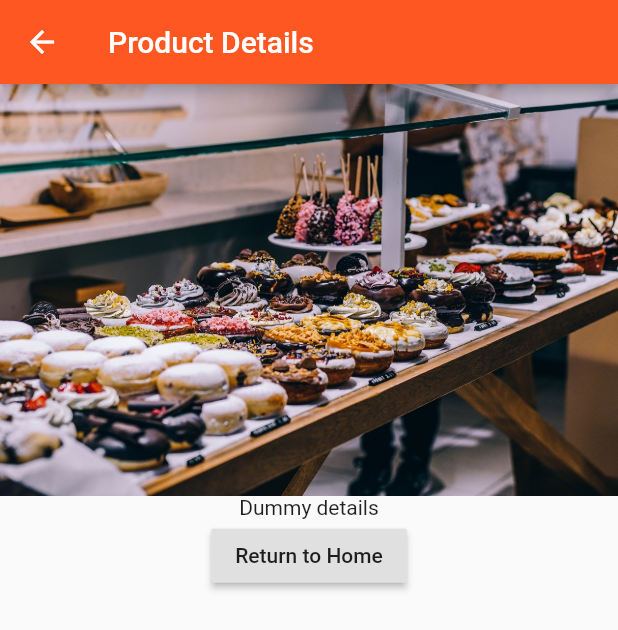
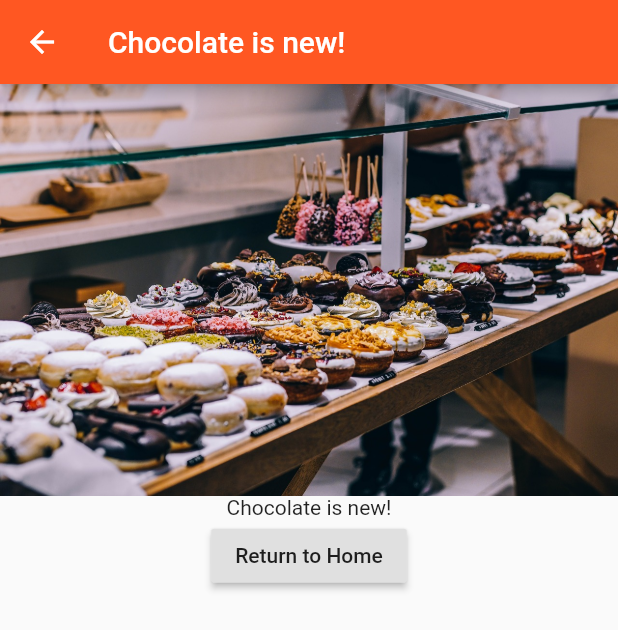
Before and after one commit to arya-aag/rawr, a Flutter app: the screen it shows after launch, after a tap on "Add Product", after a tap on "Details", on a phone screen of 412 x 824 dp. Shown: the top 630 px of the screen. Run offline on Flutter 3.47's test engine with Material 2 defaults, Android fonts, the phone set to English and light mode, and no system bars.

Commit message:
pass data btwn pages

```diff
--- a/rawr/lib/pages/product.dart
+++ b/rawr/lib/pages/product.dart
@@ -1,14 +1,19 @@
 import 'package:flutter/material.dart';
 
 class ProductPage extends StatelessWidget {
+  final String title;
+  final String imagePath;
+
+  ProductPage(this.title, this.imagePath);
+
   Widget build(BuildContext context) {
     return Scaffold(
-      appBar: AppBar(title: Text('Product Details')),
+      appBar: AppBar(title: Text(title)),
       body: Column(
         crossAxisAlignment: CrossAxisAlignment.center,
         children: <Widget>[
-          Image.asset('assets/food.jpg'),
-          Text('Dummy details'),
+          Image.asset(imagePath),
+          Text(title),
           RaisedButton(
               child: Text('Return to Home'),
               onPressed: () => Navigator.pop(context)),
--- a/rawr/lib/product_control.dart
+++ b/rawr/lib/product_control.dart
@@ -10,7 +10,7 @@ class ProductControl extends StatelessWidget {
     return RaisedButton(
       color: Theme.of(context).primaryColor,
       onPressed: () {
-              addProduct('Sweets');
+        addProduct({'title': 'Chocolate is new!', 'image': 'assets/food.jpg'});
       },
       child: Text('Add Product'),
     );
--- a/rawr/lib/product_manager.dart
+++ b/rawr/lib/product_manager.dart
@@ -4,7 +4,7 @@ import './products.dart';
 import './product_control.dart';
 
 class ProductManager extends StatefulWidget {
-  final String startingProduct;
+  final Map<String, String> startingProduct;
 
   ProductManager({this.startingProduct}) {
     // print('[ProductManager Widget] Constructor');
@@ -18,7 +18,7 @@ class ProductManager extends StatefulWidget {
 }
 
 class _ProductManagerState extends State<ProductManager> {
-  List<String> _products = [];
+  List<Map<String, String>> _products = [];
 
   @override
   void initState() {
@@ -35,7 +35,7 @@ class _ProductManagerState extends State<ProductManager> {
     super.didUpdateWidget(oldWidget);
   }
 
-  void _addProduct(String product) {
+  void _addProduct(Map<String, String> product) {
     setState(() {
       _products.add(product);
     });
--- a/rawr/lib/products.dart
+++ b/rawr/lib/products.dart
@@ -3,7 +3,7 @@ import 'package:flutter/material.dart';
 import 'pages/product.dart';
 
 class Products extends StatelessWidget {
-  final List<String> products;
+  final List<Map<String, String>> products;
 
   Products([this.products = const []]) {
     // print('[Products Widget] Constructor');
@@ -13,15 +13,16 @@ class Products extends StatelessWidget {
     return Card(
       child: Column(
         children: <Widget>[
-          Text(products[index]),
-          Image.asset('assets/food.jpg'),
+          Text(products[index]['title']),
+          Image.asset(products[index]['image']),
           ButtonBar(children: <Widget>[
             FlatButton(
               child: Text('Details'),
               onPressed: () => Navigator.push(
                   context,
                   MaterialPageRoute(
-                      builder: (BuildContext context) => ProductPage())),
+                      builder: (BuildContext context) => ProductPage(
+                          products[index]['title'], products[index]['image']))),
             )
           ])
         ],
```
Lines whose indentation alone changed are shown as unchanged.
